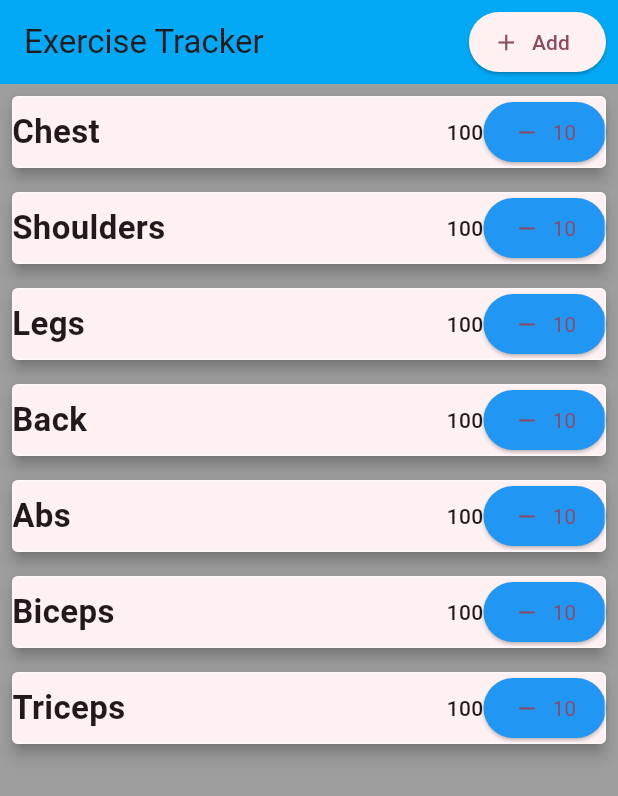
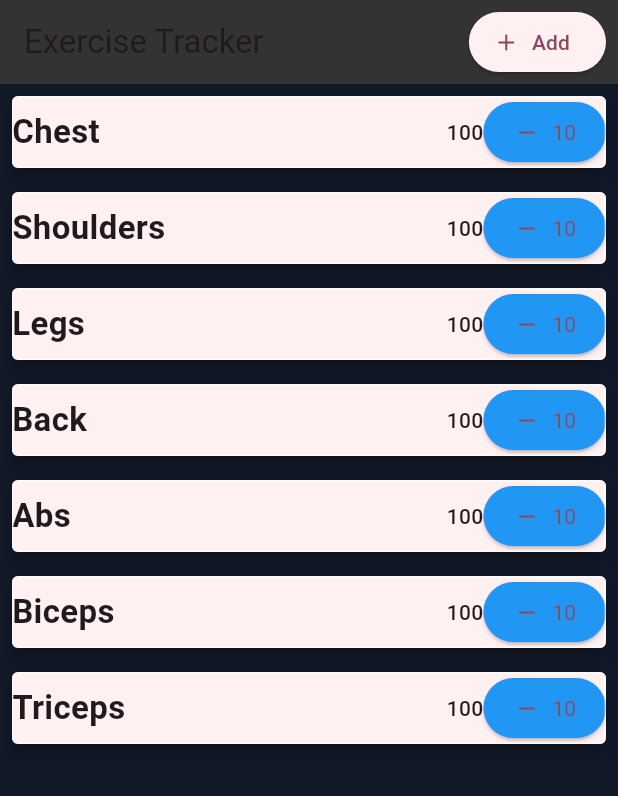
Before and after one commit to RandaeGS/exercise_tracker, a Flutter app: the screen it shows after launch, on a phone screen of 412 x 824 dp. Shown: the top 796 px of the screen. Run offline on Flutter 3.47's test engine with Material 3 defaults, Android fonts, the phone set to English and light mode, and no system bars.

Commit message:
change background color

```diff
--- a/lib/main.dart
+++ b/lib/main.dart
@@ -41,7 +41,7 @@ class _MyHomePageState extends State<MyHomePage> {
     return Scaffold(
       appBar: AppBar(
         title: Text(widget.title),
-        backgroundColor: Colors.lightBlue,
+        backgroundColor: Color(0xff333333),
         actions: [
           Container(
             margin: EdgeInsets.only(right: 8.0),
@@ -55,7 +55,7 @@ class _MyHomePageState extends State<MyHomePage> {
         ],
       ),
       body: Container(
-        color: Colors.grey,
+        color: Color(0xff111827),
         child: ListView(
           children: [ExerciseItem(name: "Chest"),
             ExerciseItem(name: "Shoulders"),
```
